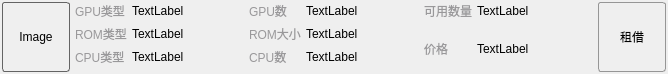
Old version of the form src/qt/forms/resourceitem.ui in the repository MassGrid/MassGrid.
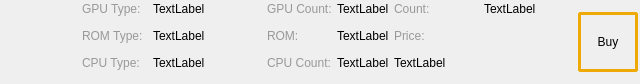
New version of the form. Icons and pictures are not drawn.

The edit to the form file:
```diff
--- a/src/qt/forms/resourceitem.ui
+++ b/src/qt/forms/resourceitem.ui
@@ -6,10 +6,22 @@
    <rect>
     <x>0</x>
     <y>0</y>
-    <width>668</width>
-    <height>74</height>
+    <width>640</width>
+    <height>84</height>
    </rect>
   </property>
+  <property name="minimumSize">
+   <size>
+    <width>0</width>
+    <height>70</height>
+   </size>
+  </property>
+  <property name="maximumSize">
+   <size>
+    <width>640</width>
+    <height>84</height>
+   </size>
+  </property>
   <property name="windowTitle">
    <string>Form</string>
   </property>
@@ -50,16 +62,15 @@
     <widget class="QLabel" name="label">
      <property name="minimumSize">
       <size>
-       <width>68</width>
-       <height>68</height>
+       <width>75</width>
+       <height>75</height>
       </size>
      </property>
      <property name="styleSheet">
-      <string notr="true">border:1px solid rgb(100,100,100);
-border-radius:3px;</string>
+      <string notr="true">image: url(:/res/icons/docker.png);</string>
      </property>
      <property name="text">
-      <string>Image</string>
+      <string/>
      </property>
      <property name="alignment">
       <set>Qt::AlignCenter</set>
@@ -67,19 +78,20 @@
     </widget>
    </item>
    <item>
-    <layout class="QHBoxLayout" name="horizontalLayout" stretch="1,1,1">
-     <property name="spacing">
-      <number>5</number>
-     </property>
-     <item>
       <layout class="QFormLayout" name="formLayout_2">
        <property name="labelAlignment">
         <set>Qt::AlignLeading|Qt::AlignLeft|Qt::AlignVCenter</set>
        </property>
+     <property name="horizontalSpacing">
+      <number>10</number>
+     </property>
+     <property name="verticalSpacing">
+      <number>13</number>
+     </property>
        <item row="0" column="0">
         <widget class="QLabel" name="label_2">
          <property name="text">
-          <string>GPU类型</string>
+        <string>GPU Type:</string>
          </property>
         </widget>
        </item>
@@ -99,7 +111,7 @@
           </sizepolicy>
          </property>
          <property name="text">
-          <string>ROM类型</string>
+        <string>ROM Type:</string>
          </property>
         </widget>
        </item>
@@ -113,7 +125,7 @@
        <item row="2" column="0">
         <widget class="QLabel" name="label_10">
          <property name="text">
-          <string>CPU类型</string>
+        <string>CPU Type:</string>
          </property>
         </widget>
        </item>
@@ -131,15 +143,24 @@
        <property name="labelAlignment">
         <set>Qt::AlignLeading|Qt::AlignLeft|Qt::AlignVCenter</set>
        </property>
+     <property name="verticalSpacing">
+      <number>13</number>
+     </property>
        <item row="0" column="0">
         <widget class="QLabel" name="label_5">
          <property name="text">
-          <string>GPU数</string>
+        <string>GPU Count:</string>
          </property>
         </widget>
        </item>
        <item row="0" column="1">
         <widget class="QLabel" name="label_gpuCount">
+       <property name="minimumSize">
+        <size>
+         <width>50</width>
+         <height>0</height>
+        </size>
+       </property>
          <property name="text">
           <string>TextLabel</string>
          </property>
@@ -148,7 +169,7 @@
        <item row="1" column="0">
         <widget class="QLabel" name="label_8">
          <property name="text">
-          <string>ROM大小</string>
+        <string>ROM:</string>
          </property>
         </widget>
        </item>
@@ -162,7 +183,7 @@
        <item row="2" column="0">
         <widget class="QLabel" name="label_12">
          <property name="text">
-          <string>CPU数</string>
+        <string>CPU Count:</string>
          </property>
         </widget>
        </item>
@@ -176,25 +197,32 @@
       </layout>
      </item>
      <item>
-      <layout class="QFormLayout" name="formLayout_3">
-       <property name="labelAlignment">
-        <set>Qt::AlignLeading|Qt::AlignLeft|Qt::AlignVCenter</set>
-       </property>
-       <item row="0" column="0">
+    <layout class="QVBoxLayout" name="verticalLayout">
+     <property name="spacing">
+      <number>13</number>
+     </property>
+     <item>
+      <layout class="QHBoxLayout" name="horizontalLayout">
+       <property name="spacing">
+        <number>0</number>
+       </property>
+       <item>
         <widget class="QLabel" name="label_14">
          <property name="text">
-          <string>可用数量</string>
+          <string>Count:</string>
          </property>
         </widget>
        </item>
-       <item row="0" column="1">
+       <item>
         <widget class="QLabel" name="label_availibleCount">
          <property name="text">
           <string>TextLabel</string>
          </property>
         </widget>
        </item>
-       <item row="1" column="0">
+      </layout>
+     </item>
+     <item>
         <widget class="QLabel" name="label_16">
          <property name="sizePolicy">
           <sizepolicy hsizetype="Expanding" vsizetype="Expanding">
@@ -203,18 +231,35 @@
           </sizepolicy>
          </property>
          <property name="text">
-          <string>价格</string>
+        <string>Price:</string>
          </property>
         </widget>
        </item>
-       <item row="1" column="1">
+     <item>
         <widget class="QLabel" name="label_amount">
+       <property name="maximumSize">
+        <size>
+         <width>131</width>
+         <height>16777215</height>
+        </size>
+       </property>
          <property name="text">
           <string>TextLabel</string>
          </property>
         </widget>
        </item>
-      </layout>
+     <item>
+      <spacer name="verticalSpacer">
+       <property name="orientation">
+        <enum>Qt::Vertical</enum>
+       </property>
+       <property name="sizeHint" stdset="0">
+        <size>
+         <width>20</width>
+         <height>40</height>
+        </size>
+       </property>
+      </spacer>
      </item>
     </layout>
    </item>
@@ -228,18 +273,31 @@
      </property>
      <property name="minimumSize">
       <size>
-       <width>68</width>
-       <height>68</height>
+       <width>60</width>
+       <height>60</height>
+      </size>
+     </property>
+     <property name="maximumSize">
+      <size>
+       <width>16777215</width>
+       <height>60</height>
       </size>
      </property>
      <property name="styleSheet">
       <string notr="true">QPushButton#buyBtn{
-border:1px solid rgb(150,150,150);
+border:3px solid rgb(239, 169, 4);
 border-radius:3px;
-}</string>
+}
+
+QPushButton:pressed#buyBtn{
+background-color: rgb(239, 169, 4);
+border-radius:3px;
+color: rgb(255, 255, 255);
+}
+</string>
      </property>
      <property name="text">
-      <string>租借</string>
+      <string>Buy</string>
      </property>
     </widget>
    </item>
```
Lines whose indentation alone changed are shown as unchanged.
